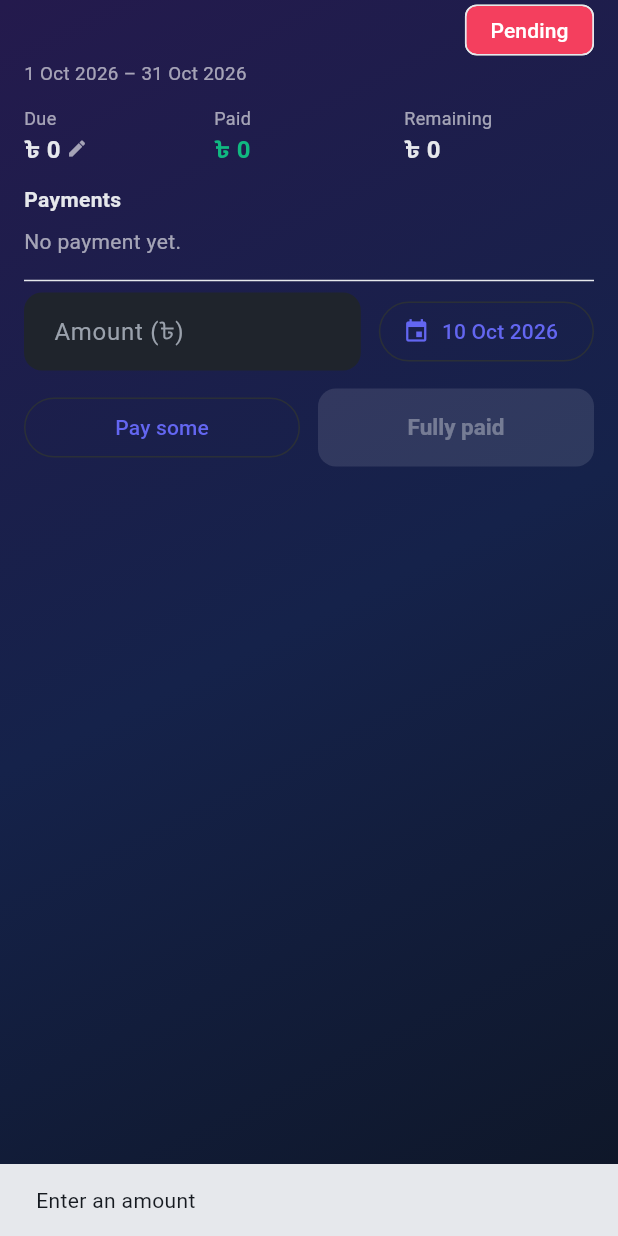
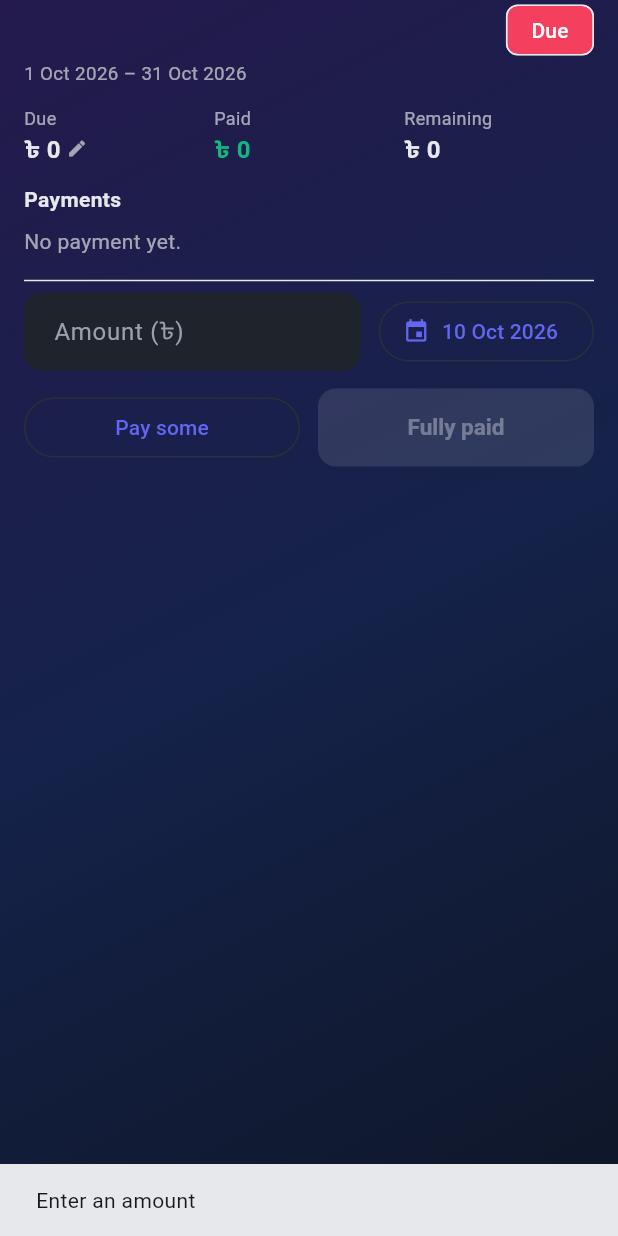
Before and after one commit to mdzarifuddin/Life-Tracker-Pro, a Flutter app: the _FeeSheet widget shown alone on an empty page, opened directly with empty values, after a tap on "Pay some", on a phone screen of 412 x 824 dp. Run offline on Flutter 3.47's test engine with Material 3 defaults, Android fonts, the phone set to English and light mode, and no system bars; our stand-ins replace file_picker, fl_chart, flutter_native_contact_picker, flutter_riverpod, go_router, hive_flutter and 5 more; missing offline and left inert: a package; accounts and stored records are empty; network calls fail.

Commit message:
v1.1.3: payment undo toast auto-hides; fee status says Due instead of Pending
Co-Authored-By: Claude Sonnet 5.5 <noreply@anthropic.com>

```diff
--- a/app/lib/features/payments/payments_screen.dart
+++ b/app/lib/features/payments/payments_screen.dart
@@ -24,7 +24,7 @@ Color feeStatusColor(String status) => status == 'paid'
     : status == 'partial' ? AppColors.warning : AppColors.expense;
 
 String feeStatusLabel(String status) =>
-    status == 'paid' ? 'Paid' : status == 'partial' ? 'Partial' : 'Pending';
+    status == 'paid' ? 'Paid' : status == 'partial' ? 'Partial' : 'Due';
 
 String cycleLabel(Repo repo, Student s, DateTime month) =>
     '${fullDate(repo.cycleStart(s, month))} – ${fullDate(repo.cycleEnd(s, month))}';
@@ -102,6 +102,8 @@ class _FeeSheetState extends ConsumerState<_FeeSheet> {
     final id = await repo.addPayment(widget.student, widget.month, amount, _date, classes: classes);
     messenger.showSnackBar(SnackBar(
       content: Text('${taka(amount)} marked paid'),
+      persist: false,
+      duration: const Duration(seconds: 4),
       action: SnackBarAction(label: 'UNDO', onPressed: () {
         final p = repo.paymentFor(widget.student.id, monthKey(widget.month));
         if (p != null && p.installments.any((i) => i.id == id)) repo.removeInstallment(p, id);
@@ -298,7 +300,7 @@ class _PaymentsScreenState extends ConsumerState<PaymentsScreen> {
                 Row(children: [
                   Expanded(child: GradientStatCard(label: 'Collected', value: taka(collected), gradient: AppColors.incomeGrad, icon: Icons.check_circle)),
                   Gap.m,
-                  Expanded(child: GradientStatCard(label: 'Pending', value: taka(pending), gradient: AppColors.warningGrad, icon: Icons.schedule)),
+                  Expanded(child: GradientStatCard(label: 'Due', value: taka(pending), gradient: AppColors.warningGrad, icon: Icons.schedule)),
                 ]),
                 Gap.l,
                 if (visible.isEmpty)
--- a/app/lib/features/students/batch_detail_screen.dart
+++ b/app/lib/features/students/batch_detail_screen.dart
@@ -175,7 +175,7 @@ class _BatchDetailScreenState extends ConsumerState<BatchDetailScreen> {
                 Expanded(child: GradientStatCard(label: 'Collected', value: taka(collected),
                     gradient: AppColors.incomeGrad, icon: Icons.check_circle)),
                 Gap.m,
-                Expanded(child: GradientStatCard(label: 'Pending', value: taka(pending),
+                Expanded(child: GradientStatCard(label: 'Due', value: taka(pending),
                     gradient: AppColors.warningGrad, icon: Icons.schedule)),
               ]),
               Gap.m,
--- a/app/pubspec.yaml
+++ b/app/pubspec.yaml
@@ -16,7 +16,7 @@ publish_to: 'none' # Remove this line if you wish to publish to pub.dev
 # https://developer.apple.com/library/archive/documentation/General/Reference/InfoPlistKeyReference/Articles/CoreFoundationKeys.html
 # In Windows, build-name is used as the major, minor, and patch parts
 # of the product and file versions while build-number is used as the build suffix.
-version: 1.1.2+5
+version: 1.1.3+6
 
 environment:
   sdk: ^3.11.1
```
